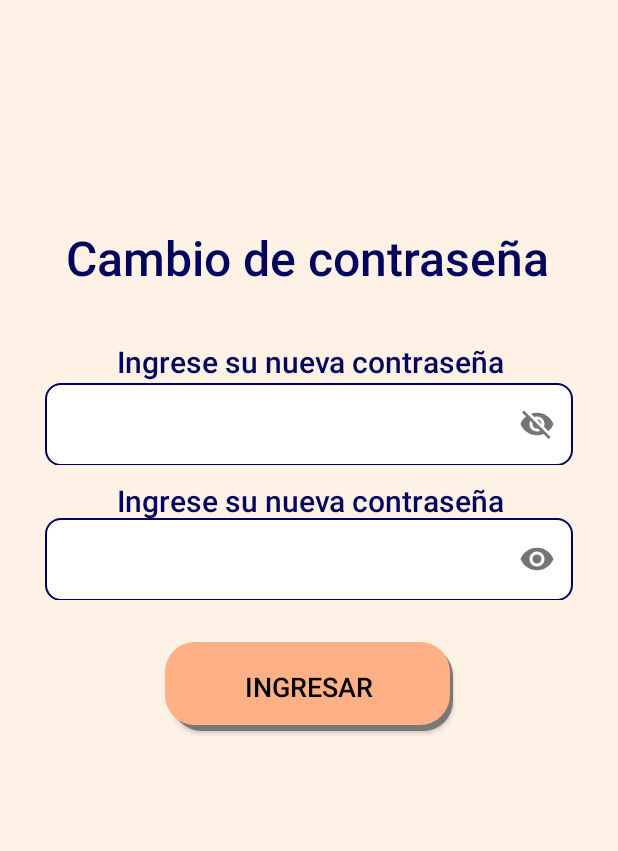
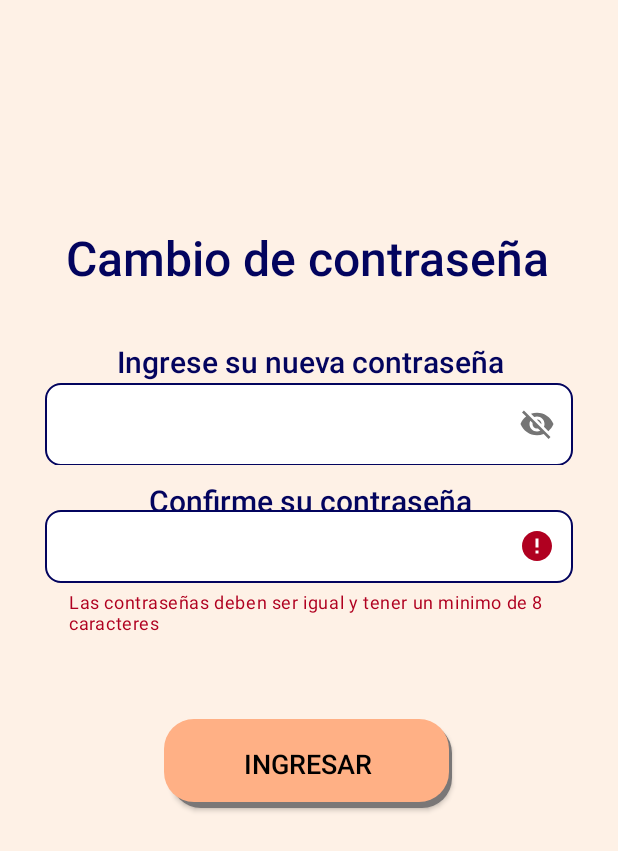
Before and after one commit to ImTeegan/Proyecto-Mall-Arces, an Android app: the ChangePasswordActivity screen opened directly, with no data from a screen before it, after a tap on an icon or button, on a phone screen of 412 x 824 dp. Shown: the top 851 px of the screen. Run offline under Robolectric (Android 15) with nearby library versions, the phone set to English and light mode, and no system bars; Roboto replaces fonts that are not available here; 1 other tap on this screen came first.

Commit message:
F-4.5 implement complete login funcionality, add password funcionality

```diff
--- a/ProyectoArceMall/app/src/main/java/cr/ac/ucr/ecci/proyecto_arce_mall/ChangePasswordActivity.java
+++ b/ProyectoArceMall/app/src/main/java/cr/ac/ucr/ecci/proyecto_arce_mall/ChangePasswordActivity.java
@@ -2,13 +2,57 @@ package cr.ac.ucr.ecci.proyecto_arce_mall;
 
 import androidx.appcompat.app.AppCompatActivity;
 
+import android.content.Intent;
 import android.os.Bundle;
+import android.view.View;
+import android.widget.Button;
+
+import com.google.android.material.textfield.TextInputLayout;
+
+import cr.ac.ucr.ecci.proyecto_arce_mall.data.model.DbHelper;
+import cr.ac.ucr.ecci.proyecto_arce_mall.data.model.User;
 
 public class ChangePasswordActivity extends AppCompatActivity {
+
+    private Button registrationButton;
+    private DbHelper dataBase;
+    private TextInputLayout tilNewPassword;
+    private TextInputLayout tilConfirmPassword;
+    private User user;
 
     @Override
     protected void onCreate(Bundle savedInstanceState) {
         super.onCreate(savedInstanceState);
         setContentView(R.layout.activity_change_password);
+        user = getIntent().getParcelableExtra("user");
+        this.dataBase = new DbHelper(this);
+        this.registrationButton = (Button) findViewById(R.id.login_button);
+        this.tilNewPassword = findViewById(R.id.til_new_password);
+        this.tilConfirmPassword = findViewById(R.id.til_confirm_password);
+        registrationButton.setOnClickListener(new View.OnClickListener() {
+            @Override
+            public void onClick(View view) {
+                validatePassword();
+            }
+        });
+    }
+
+    protected void validatePassword(){
+        String newPassword = tilNewPassword.getEditText().getText().toString();
+        String confirmPassword = tilConfirmPassword.getEditText().getText().toString();
+        if(newPassword.equals(confirmPassword) && newPassword.length() > 8){
+            savePassword(user, newPassword);
+        }else{
+            this.tilConfirmPassword.setError("Las contraseñas deben ser igual y tener un minimo de 8 caracteres");
+        }
+    }
+
+    protected void savePassword(User user, String newPassword){
+        user.setFirstTime(0);
+        user.setPassword(newPassword);
+        dataBase.updateUser(user);
+        Intent intent = new Intent(this, StoreActivity.class);
+        startActivity(intent);
+        finish();
     }
 }
--- a/ProyectoArceMall/app/src/main/java/cr/ac/ucr/ecci/proyecto_arce_mall/RegistrationActivity.java
+++ b/ProyectoArceMall/app/src/main/java/cr/ac/ucr/ecci/proyecto_arce_mall/RegistrationActivity.java
@@ -273,6 +273,7 @@ public class RegistrationActivity extends AppCompatActivity {
         this.dataBase.addUser(user);
         Intent intent = new Intent(this, MainActivity.class);
         startActivity(intent);
+        finish();
     }
 
 //    private void showConfirmationScreen() {
--- a/ProyectoArceMall/app/src/main/res/layout/activity_change_password.xml
+++ b/ProyectoArceMall/app/src/main/res/layout/activity_change_password.xml
@@ -69,7 +69,7 @@
         android:layout_height="wrap_content"
         android:layout_marginTop="320dp"
         android:fontFamily="@font/carrois_gothic"
-        android:text="@string/enter_new_password"
+        android:text="@string/confirm_new_password"
         android:textColor="@color/dark_blue"
         android:textFontWeight="650"
         android:textSize="20sp"
@@ -82,11 +82,12 @@
         android:id="@+id/til_confirm_password"
         style="@style/Widget.MaterialComponents.TextInputLayout.OutlinedBox.Dense"
         android:layout_width="match_parent"
-        android:layout_height="60dp"
+        android:layout_height="wrap_content"
         android:layout_marginStart="30dp"
         android:layout_marginTop="30dp"
         android:layout_marginEnd="30dp"
         android:ems="10"
+        app:hintEnabled="false"
         app:passwordToggleEnabled="true"
         app:layout_constraintEnd_toEndOf="parent"
         app:layout_constraintHorizontal_bias="0.184"
@@ -96,7 +97,7 @@
         <com.google.android.material.textfield.TextInputEditText
             android:id="@+id/new_password_field"
             android:layout_width="match_parent"
-            android:layout_height="55dp"
+            android:layout_height="wrap_content"
             android:background="@drawable/textinput_bg"
             android:ems="10"
             android:fontFamily="@font/carrois_gothic"
@@ -109,7 +110,7 @@
         android:id="@+id/login_button"
         android:layout_width="192dp"
         android:layout_height="59dp"
-        android:layout_marginTop="28dp"
+        android:layout_marginTop="56dp"
         android:layout_weight="1"
         android:background="@drawable/round_corners"
         android:shadowRadius="50"
@@ -117,6 +118,7 @@
         android:textColor="@android:color/black"
         android:textFontWeight="800"
         android:textSize="18dp"
+        app:layout_constraintHorizontal_bias="0.497"
         app:layout_constraintLeft_toLeftOf="parent"
         app:layout_constraintRight_toRightOf="parent"
         app:layout_constraintTop_toBottomOf="@+id/til_confirm_password" />
```
Also changed, not shown: ProyectoArceMall/app/src/main/java/cr/ac/ucr/ecci/proyecto_arce_mall/LoginActivity.java (+8 -2 lines).
